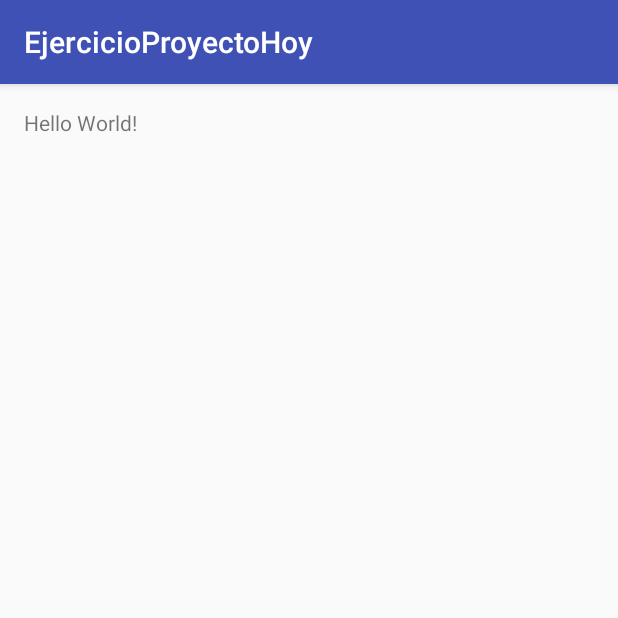
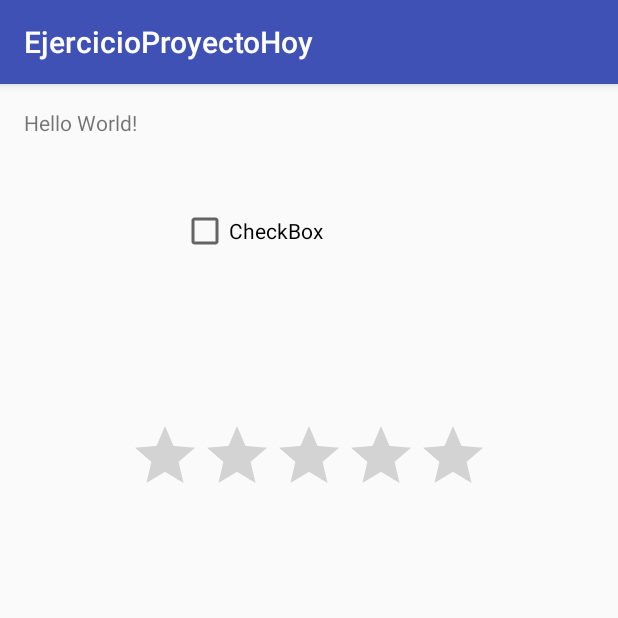
Before and after one commit to alejandrtf/EjercicioProyectoHoy, an Android app: the screen it shows after launch (MainActivity), on a phone screen of 412 x 824 dp, the top half of it. Run offline under Robolectric (Android 15) with nearby library versions, the phone set to English and light mode, and no system bars.

Commit message:
layout terminado

```diff
--- a/app/src/main/res/layout/activity_main.xml
+++ b/app/src/main/res/layout/activity_main.xml
@@ -13,5 +13,26 @@
     <TextView
         android:layout_width="wrap_content"
         android:layout_height="wrap_content"
-        android:text="Hello World!" />
+        android:text="Hello World!"
+        android:id="@+id/textView" />
+
+    <CheckBox
+        android:text="CheckBox"
+        android:layout_width="wrap_content"
+        android:layout_height="wrap_content"
+        android:layout_below="@+id/spinner"
+        android:layout_toRightOf="@+id/textView"
+        android:layout_toEndOf="@+id/textView"
+        android:layout_marginLeft="29dp"
+        android:layout_marginStart="29dp"
+        android:layout_marginTop="66dp"
+        android:id="@+id/checkBox" />
+
+    <RatingBar
+        android:layout_width="wrap_content"
+        android:layout_height="wrap_content"
+        android:layout_below="@+id/checkBox"
+        android:layout_centerHorizontal="true"
+        android:layout_marginTop="110dp"
+        android:id="@+id/ratingBar" />
 </RelativeLayout>
```
